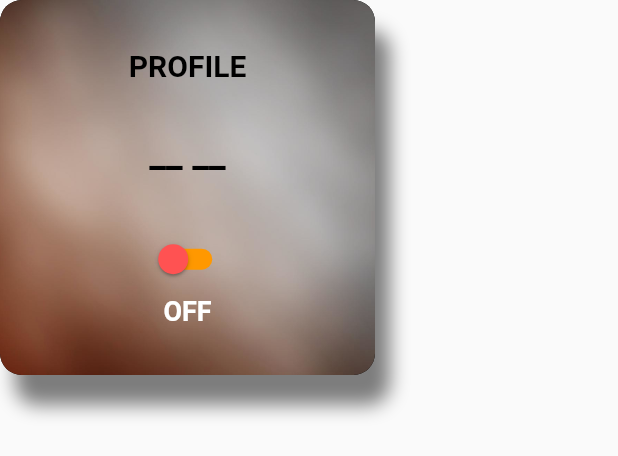
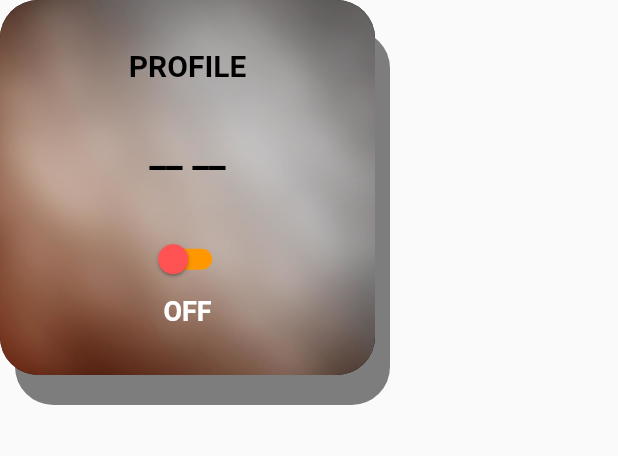
Before and after one commit to DANUSHRAJ/Placement_PA_TPO, a Flutter app: the CardFb1 widget shown alone on an empty page, opened directly, on a phone screen of 412 x 824 dp. Shown: the top 456 px of the screen. Run offline on Flutter 3.47's test engine with Material 2 defaults, Android fonts, the phone set to English and light mode, and no system bars; our stand-ins replace animated_text_kit, fl_chart, flutter_zoom_drawer, google_fonts, lottie, page_transition; project files that could hold a hidden picture were left out.

Commit message:
Hs commit

```diff
--- a/lib/Home_screen.dart
+++ b/lib/Home_screen.dart
@@ -81,8 +81,8 @@ class HomeScreen extends StatelessWidget {
                           ),
                         ),
                         SizedBox(
-                          height: height * .25,
-                          child: Container(child: const CustomCarouselFB2()),
+                          height: height * .23,
+                          child: const CustomCarouselFB2(),
                         ),
                         // SizedBox(
                         //   height: height * .25,
@@ -476,11 +476,11 @@ class CardFb1 extends StatelessWidget {
             fit: BoxFit.cover,
           ),
           color: Colors.black,
-          borderRadius: BorderRadius.circular(14.5),
+          borderRadius: BorderRadius.circular(25.5),
           boxShadow: [
             BoxShadow(
                 offset: const Offset(10, 20),
-                blurRadius: 10,
+                blurRadius: 0,
                 spreadRadius: 0,
                 color: Colors.black.withOpacity(.5)),
           ],
```
